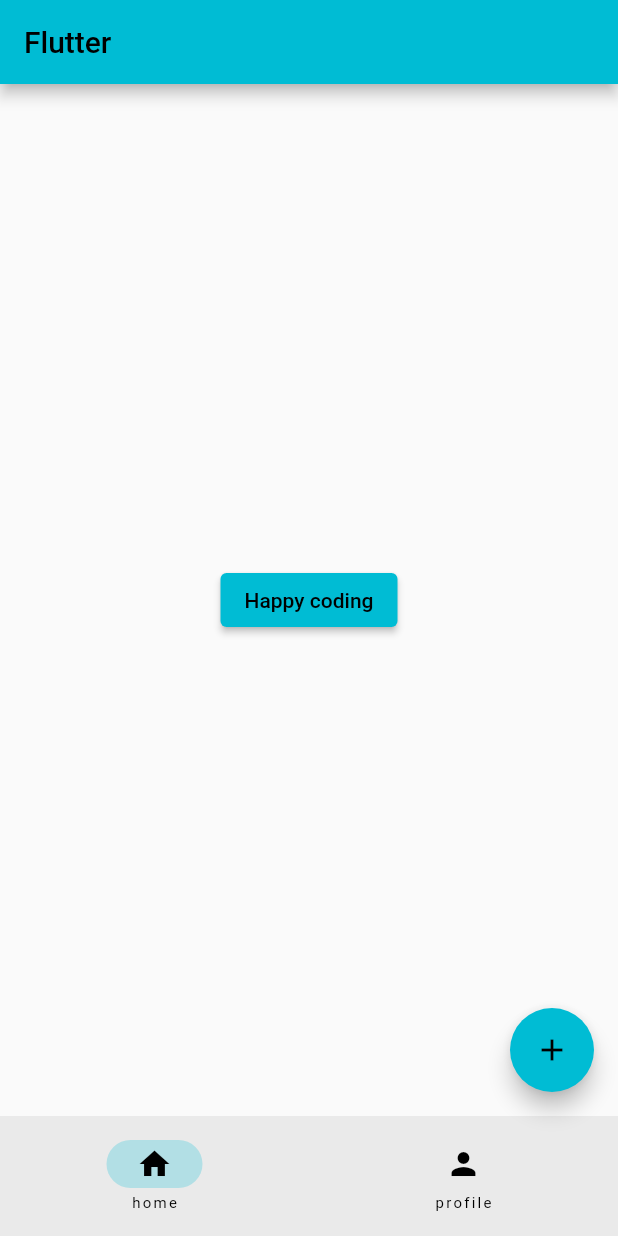
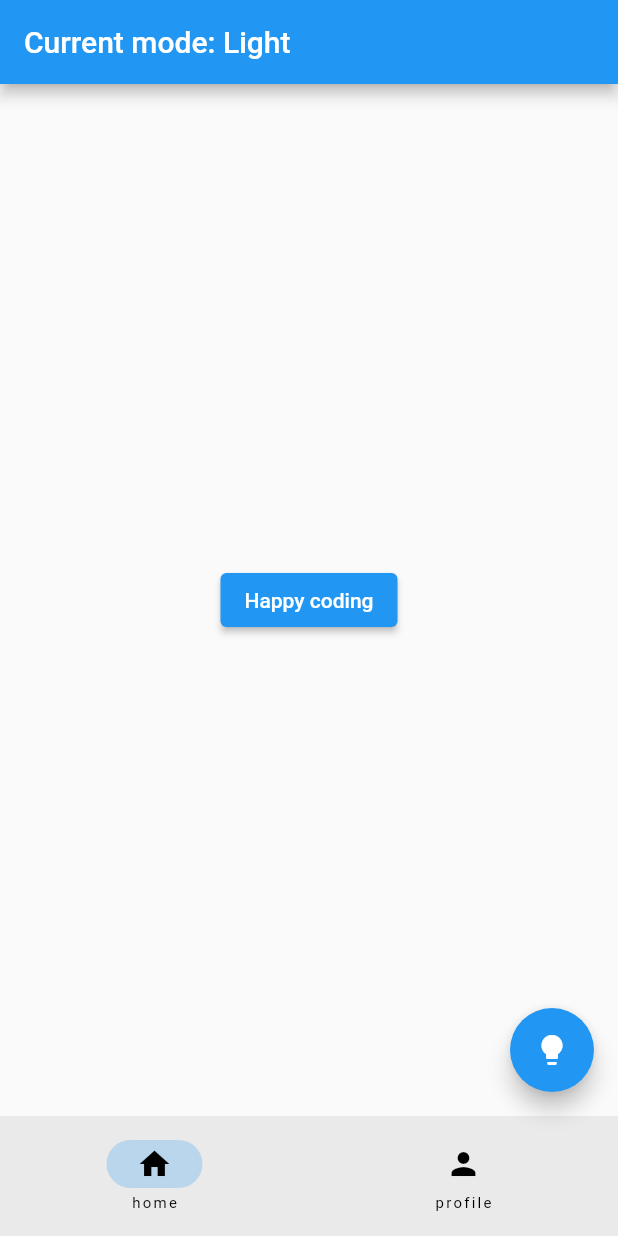
Before and after one commit to hshehabu/simple-flutter-app, a Flutter app: the screen it shows after launch, on a phone screen of 412 x 824 dp. Run offline on Flutter 3.47's test engine with Material 2 defaults, Android fonts, the phone set to English and light mode, and no system bars.

Commit message:
toggle dark and light mode

```diff
--- a/lib/happy_coding.dart
+++ b/lib/happy_coding.dart
@@ -142,7 +142,7 @@ class _HappyCodingState extends State<HappyCoding> {
               height: 30,
             ),
             Image.network(
-                'https://ju.edu.et/jit/wp-content/uploads/sites/11/2021/12/1-1-d-1024x416.png'),
+                'https://ju.edu.et/wp-content/uploads/2020/01/JU-SA-_0.jpg'),
             const SizedBox(
               height: 30,
             ),
--- a/lib/main.dart
+++ b/lib/main.dart
@@ -1,28 +1,49 @@
 import 'package:flutter/material.dart';
 import 'package:simple_flutter_app/profile_page.dart';
+import 'home_page.dart';
 
-import 'home_page.dart';
+final darkTheme = ThemeData.dark();
+final lightTheme = ThemeData.light();
 
 void main() {
   runApp(const MyApp());
 }
-class MyApp extends StatelessWidget {
-  const MyApp({Key? key}) : super(key: key);
+
+class MyApp extends StatefulWidget {
+  const MyApp({super.key});
+
+  @override
+  _MyAppState createState() => _MyAppState();
+}
+
+class _MyAppState extends State<MyApp> {
+  bool isDarkMode = false;
+
+  void toggleTheme() {
+    setState(() {
+      isDarkMode = !isDarkMode;
+    });
+  }
 
   @override
   Widget build(BuildContext context) {
-    return  MaterialApp(
+    return MaterialApp(
       debugShowCheckedModeBanner: false,
-      theme: ThemeData(
-        primarySwatch: Colors.cyan,
+      theme: isDarkMode ? darkTheme : lightTheme,
+      home: RootPage(
+        isDarkMode: isDarkMode,
+        toggleTheme: toggleTheme,
       ),
-      home: const RootPage(),
-
     );
   }
 }
+
 class RootPage extends StatefulWidget {
-  const RootPage({Key? key}) : super(key: key);
+  final bool isDarkMode;
+  final VoidCallback toggleTheme;
+  const RootPage(
+      {Key? key, required this.isDarkMode, required this.toggleTheme})
+      : super(key: key);
 
   @override
   State<RootPage> createState() => _RootPageState();
@@ -31,34 +52,30 @@ class RootPage extends StatefulWidget {
 class _RootPageState extends State<RootPage> {
   int currentPage = 0;
 
-  List<Widget> pages = [
-    const HomePage(),
-    const ProfilePage()
-  ];
+  List<Widget> pages = [const HomePage(), const ProfilePage()];
   @override
   Widget build(BuildContext context) {
-    return  Scaffold(
+    return Scaffold(
       appBar: AppBar(
-        title: const Text(
-          'Flutter'
+        title: Text(
+          'Current mode: ${widget.isDarkMode ? 'Dark' : 'Light'}',
+          style: const TextStyle(fontSize: 20),
         ),
       ),
       body: pages[currentPage],
-      floatingActionButton: FloatingActionButton(onPressed: (){
-          debugPrint('floating button is being pressed');
-      },
-      child: const Icon(Icons.add),
+      floatingActionButton: FloatingActionButton(
+        onPressed: widget.toggleTheme,
+        child: Icon(widget.isDarkMode ? Icons.dark_mode : Icons.lightbulb),
       ),
-      bottomNavigationBar: NavigationBar(destinations: const [
+      bottomNavigationBar: NavigationBar(
+        destinations: const [
           NavigationDestination(icon: Icon(Icons.home), label: 'home'),
           NavigationDestination(icon: Icon(Icons.person), label: 'profile'),
-
         ],
-      onDestinationSelected: (int index){
+        onDestinationSelected: (int index) {
           setState(() {
             currentPage = index;
           });
-
         },
         selectedIndex: currentPage,
       ),
```
Lines whose indentation alone changed are shown as unchanged.
